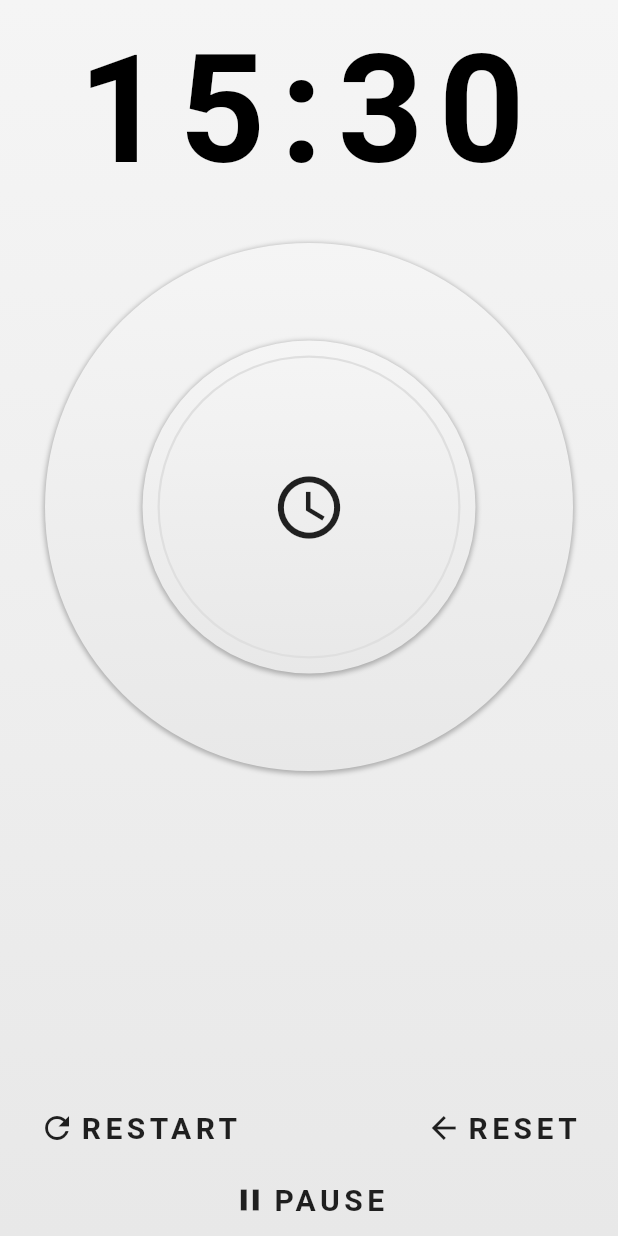
After one commit to BlackFlagBin/flutterpractice, a Flutter app: the EggTimerPracticePage screen opened by its route, on a phone screen of 412 x 824 dp. The commit adds this screen. Run offline on Flutter 3.47's test engine with Material 2 defaults, Android fonts, the phone set to English and light mode, and no system bars; Roboto replaces fonts that are missing (BebasNeue).

Commit message:
TimerPractice

```diff
--- a/lib/main.dart
+++ b/lib/main.dart
@@ -3,8 +3,10 @@ import 'package:flutterpractice/page/bottom_navigation_bar_page.dart';
 import 'package:flutterpractice/page/bottom_sheet_page.dart';
 import 'package:flutterpractice/page/calculator_practice_page.dart';
 import 'package:flutterpractice/page/collapsing_tool_bar_page.dart';
+import 'package:flutterpractice/page/egg_timer_practice_page.dart';
 import 'package:flutterpractice/page/gridview_page.dart';
 import 'package:flutterpractice/page/layout_page.dart';
+import 'package:flutterpractice/page/material_splash_screen_practice_page.dart';
 import 'package:flutterpractice/page/step_page.dart';
 import 'package:flutterpractice/page/swipe_to_delete_page.dart';
 import 'package:flutterpractice/page/tab_page.dart';
@@ -29,6 +31,9 @@ class MyApp extends StatelessWidget {
         "BottomSheet": (context) => new BottomSheetPage(),
         "Calculator Practice": (context) => new CalculatorPracticePage(),
         "Swipe To Delete Practice": (context) => new SwipeToDeletePage(),
+        "Material Splash Screen Practice": (context) =>
+            new MaterialSplashScreenPracticePage(),
+        "Egg Timer Practice": (context) => new EggTimerPracticePage(),
       },
     );
   }
@@ -55,6 +60,8 @@ class _HomePartPageState extends State<HomePartPage> {
     _demoList.add("BottomSheet");
     _demoList.add("Calculator Practice");
     _demoList.add("Swipe To Delete Practice");
+    _demoList.add("Material Splash Screen Practice");
+    _demoList.add("Egg Timer Practice");
   }
 
   @override
--- /dev/null
+++ b/lib/page/egg_timer_practice_page.dart
@@ -0,0 +1,186 @@
+import 'package:flutter/material.dart';
+
+final Color GRADIENT_TOP = const Color(0xfff5f5f5);
+final Color GRADIENT_BOTTOM = const Color(0xffe8e8e8);
+
+class EggTimerPracticePage extends StatefulWidget {
+  @override
+  _EggTimerPracticePageState createState() => _EggTimerPracticePageState();
+}
+
+class _EggTimerPracticePageState extends State<EggTimerPracticePage> {
+  @override
+  Widget build(BuildContext context) {
+    return new Scaffold(
+      body: new Container(
+        decoration: new BoxDecoration(
+            gradient: new LinearGradient(
+                begin: Alignment.topCenter,
+                end: Alignment.bottomCenter,
+                colors: [GRADIENT_TOP, GRADIENT_BOTTOM])),
+        child: new Center(
+            child: new Column(
+          children: <Widget>[
+            new TimeDisplay(),
+            new TimeDial(),
+            new Expanded(child: new Container()),
+            new TimeControl(),
+          ],
+        )),
+      ),
+    );
+  }
+}
+
+class TimeDial extends StatelessWidget {
+  const TimeDial({
+    Key key,
+  }) : super(key: key);
+
+  @override
+  Widget build(BuildContext context) {
+    return new Container(
+      width: double.infinity,
+      child: new Padding(
+        padding: const EdgeInsets.all(30.0),
+        child: new AspectRatio(
+          aspectRatio: 1.0,
+          child: new Container(
+            width: double.infinity,
+            decoration: new BoxDecoration(
+                shape: BoxShape.circle,
+                gradient: new LinearGradient(
+                    begin: Alignment.topCenter,
+                    end: Alignment.bottomCenter,
+                    colors: [GRADIENT_TOP, GRADIENT_BOTTOM]),
+                boxShadow: [
+                  new BoxShadow(
+                      color: const Color(0x44000000),
+                      blurRadius: 2.0,
+                      spreadRadius: 1.0,
+                      offset: const Offset(0.0, 1.0))
+                ]),
+            child: new Container(
+              width: double.infinity,
+              child: new Padding(
+                padding: const EdgeInsets.all(65.0),
+                child: new AspectRatio(
+                  aspectRatio: 1.0,
+                  child: new Container(
+                    width: double.infinity,
+                    decoration: new BoxDecoration(
+                        shape: BoxShape.circle,
+                        gradient: new LinearGradient(
+                            begin: Alignment.topCenter,
+                            end: Alignment.bottomCenter,
+                            colors: [GRADIENT_TOP, GRADIENT_BOTTOM]),
+                        boxShadow: [
+                          new BoxShadow(
+                              color: const Color(0x44000000),
+                              blurRadius: 2.0,
+                              spreadRadius: 1.0,
+                              offset: const Offset(0.0, 1.0))
+                        ]),
+                    child: new Padding(
+                      padding: const EdgeInsets.all(10.0),
+                      child: new Container(
+                        decoration: new BoxDecoration(
+                            shape: BoxShape.circle,
+                            border: new Border.all(
+                                width: 1.5, color: const Color(0xffdfdfdf))),
+                        child: new Icon(
+                          Icons.access_time,
+                          size: 50.0,
+                        ),
+                      ),
+                    ),
+                  ),
+                ),
+              ),
+            ),
+          ),
+        ),
+      ),
+    );
+  }
+}
+
+class TimeControl extends StatelessWidget {
+  const TimeControl({
+    Key key,
+  }) : super(key: key);
+
+  @override
+  Widget build(BuildContext context) {
+    return new Column(
+      children: <Widget>[
+        new Row(
+          children: <Widget>[
+            new TimeButton("RESTART", Icons.refresh),
+            new Expanded(
+              child: new Container(),
+            ),
+            new TimeButton("RESET", Icons.arrow_back)
+          ],
+        ),
+        new TimeButton("PAUSE", Icons.pause)
+      ],
+    );
+  }
+}
+
+class TimeButton extends StatelessWidget {
+  final String _text;
+  final IconData _icon;
+
+  TimeButton(this._text, this._icon);
+
+  @override
+  Widget build(BuildContext context) {
+    return new FlatButton(
+        splashColor: new Color(0x22000000),
+        onPressed: () {},
+        child: new Padding(
+          padding: const EdgeInsets.all(10.0),
+          child: new Row(
+            mainAxisAlignment: MainAxisAlignment.center,
+            children: <Widget>[
+              new Padding(
+                padding: const EdgeInsets.only(right: 3.0),
+                child: new Icon(_icon),
+              ),
+              new Text(
+                _text,
+                style: new TextStyle(
+                    fontWeight: FontWeight.bold,
+                    letterSpacing: 3.0,
+                    fontSize: 20.0),
+              )
+            ],
+          ),
+        ));
+  }
+}
+
+class TimeDisplay extends StatelessWidget {
+  const TimeDisplay({
+    Key key,
+  }) : super(key: key);
+
+  @override
+  Widget build(BuildContext context) {
+    return new Padding(
+      padding: const EdgeInsets.only(top: 15.0),
+      child: new Text(
+        "15:30",
+        textAlign: TextAlign.center,
+        style: new TextStyle(
+            color: Colors.black,
+            fontWeight: FontWeight.bold,
+            letterSpacing: 10.0,
+            fontFamily: "BebasNeue",
+            fontSize: 100.0),
+      ),
+    );
+  }
+}
--- /dev/null
+++ b/lib/page/material_splash_screen_practice_page.dart
@@ -0,0 +1,24 @@
+import 'package:flutter/material.dart';
+
+class MaterialSplashScreenPracticePage extends StatefulWidget {
+  @override
+  _MaterialSplashScreenPracticePageState createState() =>
+      _MaterialSplashScreenPracticePageState();
+}
+
+class _MaterialSplashScreenPracticePageState
+    extends State<MaterialSplashScreenPracticePage> {
+  @override
+  Widget build(BuildContext context) {
+    return new Scaffold(
+      body: new Stack(
+        fit: StackFit.expand,
+        children: <Widget>[
+          new Container(
+            color: Colors.redAccent,
+          )
+        ],
+      ),
+    );
+  }
+}
--- a/pubspec.yaml
+++ b/pubspec.yaml
@@ -8,6 +8,8 @@ dependencies:
   # The following adds the Cupertino Icons font to your application.
   # Use with the CupertinoIcons class for iOS style icons.
   cupertino_icons: ^0.1.2
+  fluttery: "^0.0.7"
+
 
 dev_dependencies:
   flutter_test:
```
Also changed, not shown: pubspec.lock.
